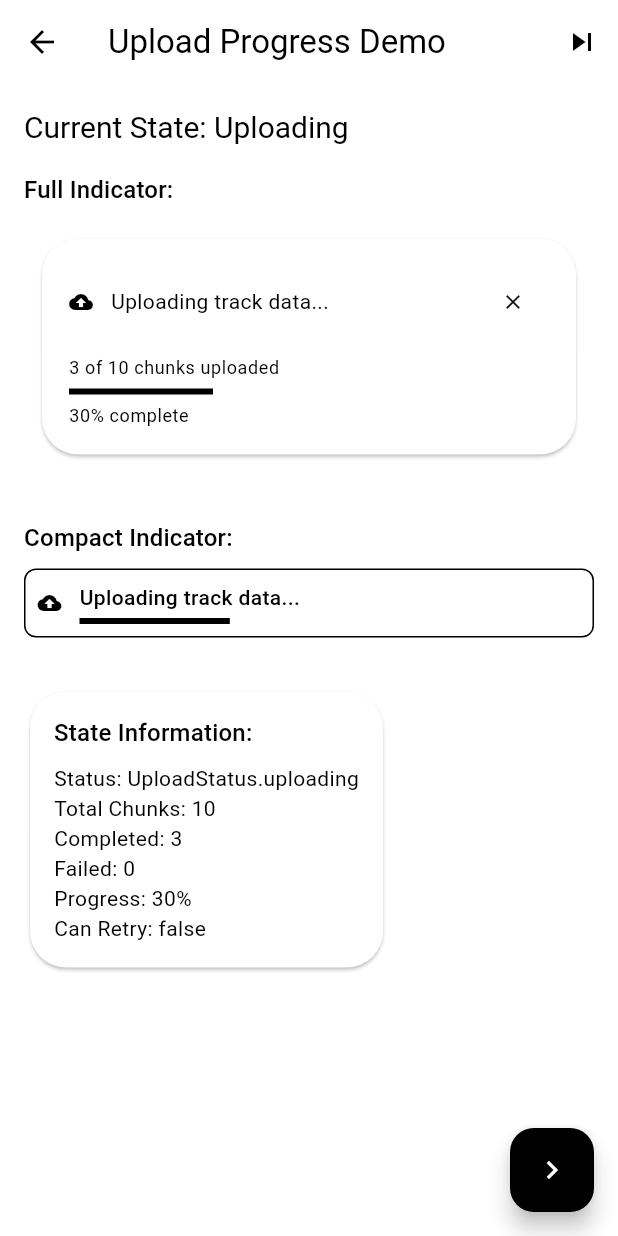
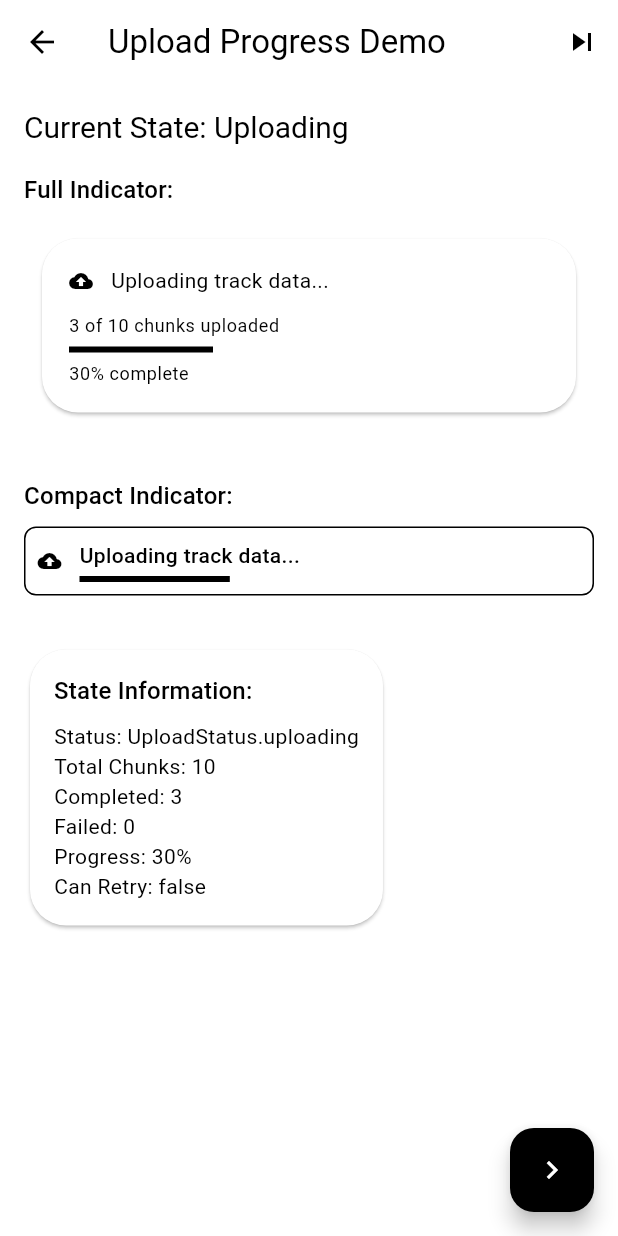
Before and after one commit to reedu-reengineering-education/sensebox-bike-flutter, a Flutter app: the UploadProgressIndicatorDemo screen opened directly, after a tap on the "skip next" icon, on a phone screen of 412 x 824 dp. Run offline on Flutter 3.47's test engine with Material 3 defaults, Android fonts, the phone set to English and light mode, and no system bars; our stand-ins replace app_links, cached_network_image, csv, device_info_plus, fl_chart, flutter_blue_plus and 11 more; missing offline and left inert: dart_jsonwebtoken, google_polyline_algorithm, mapbox_maps_flutter, mapbox_maps_flutter_draw, simplify, turf; accounts and stored records are empty; generated files the repository leaves out were written again; statements that could not run were skipped.

Commit message:
fix: remove unused buttons from upload progress indicator

```diff
--- a/lib/ui/widgets/common/upload_progress_indicator.dart
+++ b/lib/ui/widgets/common/upload_progress_indicator.dart
@@ -18,20 +18,12 @@ class UploadProgressIndicator extends StatelessWidget {
   /// Current upload progress state
   final UploadProgress progress;
 
-  /// Callback when user taps retry button
-  final VoidCallback? onRetry;
-
-  /// Callback when user taps cancel button (during upload)
-  final VoidCallback? onCancel;
-
   /// Whether to show the progress indicator in a compact form
   final bool compact;
 
   const UploadProgressIndicator({
     super.key,
     required this.progress,
-    this.onRetry,
-    this.onCancel,
     this.compact = false,
   });
 
@@ -88,15 +80,6 @@ class UploadProgressIndicator extends StatelessWidget {
               ],
             ),
           ),
-          if (progress.hasFailed && progress.canRetry && onRetry != null) ...[
-            const SizedBox(width: spacing),
-            IconButton(
-              onPressed: onRetry,
-              icon: const Icon(Icons.refresh),
-              iconSize: iconSizeLarge,
-              tooltip: localizations.generalRetry,
-            ),
-          ],
         ],
       ),
     );
@@ -125,13 +108,6 @@ class UploadProgressIndicator extends StatelessWidget {
                     ),
                   ),
                 ),
-                if (progress.isInProgress && onCancel != null)
-                  IconButton(
-                    onPressed: onCancel,
-                    icon: const Icon(Icons.close),
-                    iconSize: iconSizeLarge,
-                    tooltip: localizations.generalCancel,
-                  ),
               ],
             ),
 
@@ -199,26 +175,6 @@ class UploadProgressIndicator extends StatelessWidget {
                     ),
                   ],
                 ),
-              ),
-            ],
-
-            // Action buttons
-            if (progress.hasFailed) ...[
-              const SizedBox(height: spacing),
-              Row(
-                mainAxisAlignment: MainAxisAlignment.end,
-                children: [
-                  if (progress.hasFailed && progress.canRetry && onRetry != null)
-                    FilledButton.icon(
-                      onPressed: onRetry,
-                      icon: const Icon(Icons.refresh),
-                      label: Text(localizations.generalRetry),
-                      style: FilledButton.styleFrom(
-                        backgroundColor: theme.colorScheme.primary,
-                        foregroundColor: theme.colorScheme.onPrimary,
-                      ),
-                    ),
-                ],
               ),
             ],
           ],
--- a/lib/ui/widgets/common/upload_progress_modal.dart
+++ b/lib/ui/widgets/common/upload_progress_modal.dart
@@ -135,9 +135,6 @@ class _UploadProgressModalState extends State<UploadProgressModal> {
       contentPadding: EdgeInsets.zero,
       content: UploadProgressIndicator(
         progress: progress,
-        onRetry: progress.hasFailed && progress.canRetry
-            ? _handleRetry
-            : null,
         compact: false,
       ),
       actions: _buildActions(context, progress),
```
